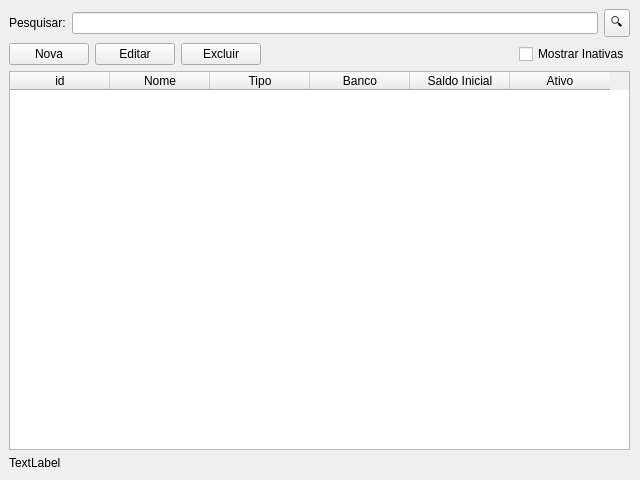
danielghirghi/fortuna, file contas/ContasWidget.ui: the form before one commit.
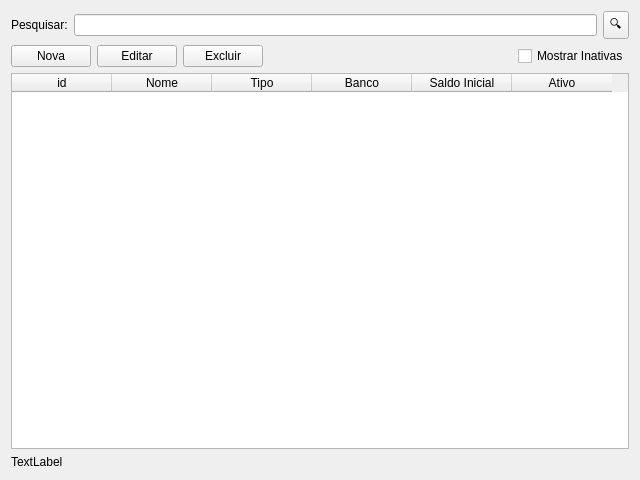
The form after the commit.

Patch:
```diff
--- a/contas/ContasWidget.ui
+++ b/contas/ContasWidget.ui
@@ -19,15 +19,8 @@
   <property name="windowTitle">
    <string>Form</string>
   </property>
-  <widget class="QWidget" name="verticalLayoutWidget">
-   <property name="geometry">
-    <rect>
-     <x>9</x>
-     <y>9</y>
-     <width>621</width>
-     <height>461</height>
-    </rect>
-   </property>
+  <layout class="QVBoxLayout" name="verticalLayout">
+   <item>
    <layout class="QVBoxLayout" name="layPrincipal">
     <item>
      <layout class="QHBoxLayout" name="layPesquisa">
@@ -143,7 +136,8 @@
      </widget>
     </item>
    </layout>
-  </widget>
+   </item>
+  </layout>
  </widget>
  <resources/>
  <connections/>
```
Lines whose indentation alone changed are shown as unchanged.
